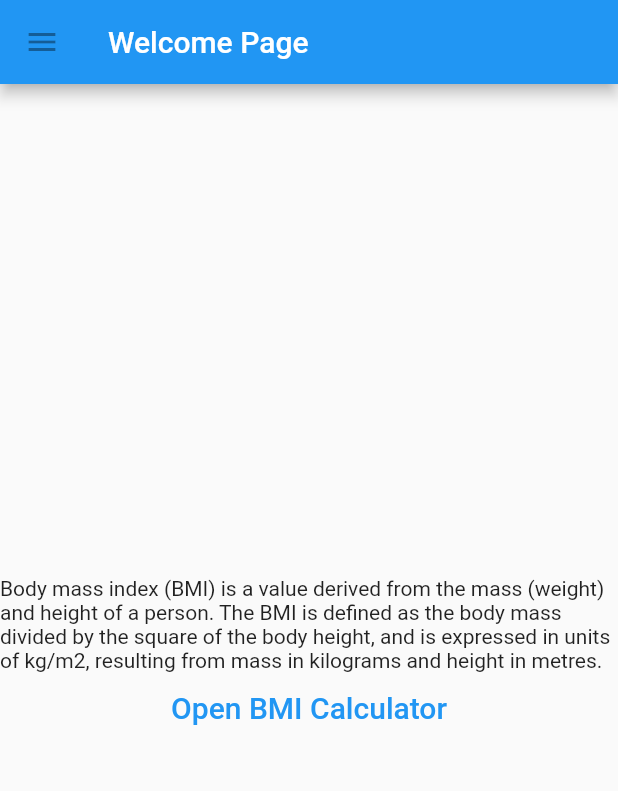
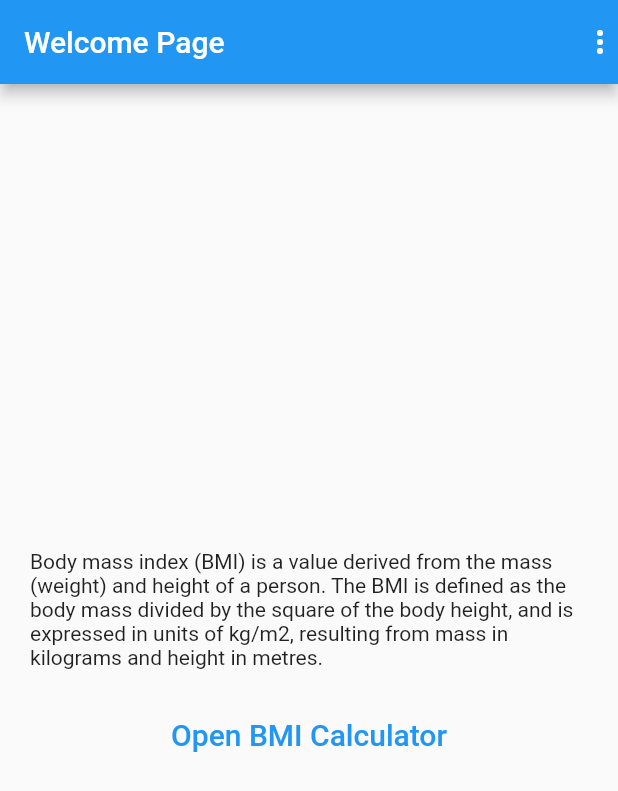
Before and after one commit to luca-hom/bmi, a Flutter app: the screen it shows after launch, on a phone screen of 412 x 824 dp. Shown: the top 791 px of the screen. Run offline on Flutter 3.47's test engine with Material 2 defaults, Android fonts, the phone set to English and light mode, and no system bars.

Commit message:
Added Padding to welcome text, created seperated, external appbar

```diff
--- /dev/null
+++ b/lib/presentation/BaseAppBar.dart
@@ -0,0 +1,24 @@
+import 'package:flutter/material.dart';
+
+class BaseAppBar extends StatelessWidget implements PreferredSizeWidget {
+  final Color backgroundColor = Colors.red;
+  final Text title;
+  final AppBar appBar;
+  final List<Widget> widgets;
+
+  /// you can add more fields that meet your needs
+
+  const BaseAppBar({Key? key, required this.title, required this.appBar, required this.widgets})
+      : super(key: key);
+
+  @override
+  Widget build(BuildContext context) {
+    return AppBar(
+      title: title,
+      actions: widgets,
+    );
+  }
+
+  @override
+  Size get preferredSize => new Size.fromHeight(appBar.preferredSize.height);
+}
--- a/lib/presentation/WelcomePage.dart
+++ b/lib/presentation/WelcomePage.dart
@@ -1,5 +1,7 @@
 import 'package:bmi/presentation/BmiCalculator.dart';
 import 'package:flutter/material.dart';
+
+import 'BaseAppBar.dart';
 
 class WelcomePage extends StatelessWidget {
   const WelcomePage ({Key? key}) : super(key: key);
@@ -7,25 +9,21 @@ class WelcomePage extends StatelessWidget {
   @override
   Widget build(BuildContext context) {
     return Scaffold(
-      appBar: AppBar(
-        leading: const IconButton(
-          icon: Icon(Icons.menu),
-          tooltip: 'Navigation menu',
-          onPressed: null,
-        ),
-        title: const Text('Welcome Page'),
-        actions: const [
-        ],
+      appBar: BaseAppBar(
+        title: Text('Welcome Page'),
+        appBar: AppBar(),
+        widgets: <Widget>[Icon(Icons.more_vert)],
       ),
       // body is the majority of the screen.
       body: Column(
         mainAxisAlignment: MainAxisAlignment.center,
         crossAxisAlignment: CrossAxisAlignment.center,
         children: [
-          Text('Body mass index (BMI) is a value derived from the mass (weight) '
-              'and height of a person. The BMI is defined as the body mass divided by '
-              'the square of the body height, and is expressed in units of kg/m2, '
-              'resulting from mass in kilograms and height in metres.'),
+          Padding(padding: EdgeInsets.fromLTRB(20, 0, 20, 20),
+                  child: Text('Body mass index (BMI) is a value derived from the mass (weight) '
+                      'and height of a person. The BMI is defined as the body mass divided by '
+                      'the square of the body height, and is expressed in units of kg/m2, '
+                      'resulting from mass in kilograms and height in metres.')),
         TextButton(
           onPressed: () {
             Navigator.push(
```
Also changed, not shown: lib/presentation/BmiCalculator.dart (+7 -11 lines).
